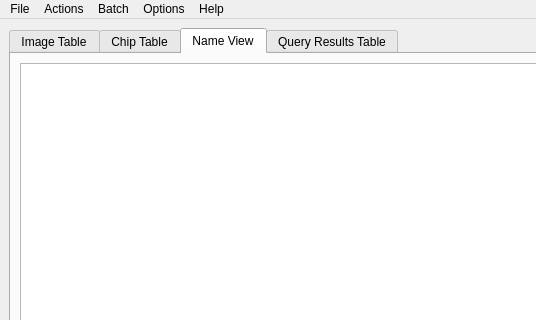
Qt form hsgui/_frontend/MainSkel.ui (Erotemic/hotspotter) before a commit; both pictures show x 0 to 536 and y 0 to 320 of the 1013 by 672 pixel window.
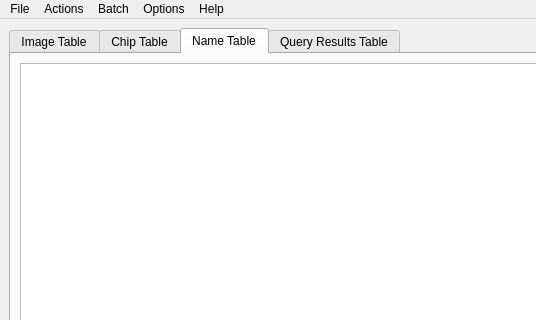
The same form after that commit. The open tabs and pages were chosen to show the change.

The edit to the form file:
```diff
--- a/hsgui/_frontend/MainSkel.ui
+++ b/hsgui/_frontend/MainSkel.ui
@@ -89,7 +89,7 @@
        </widget>
        <widget class="QWidget" name="name_view">
         <attribute name="title">
-         <string>Name View</string>
+         <string>Name Table</string>
         </attribute>
         <layout class="QGridLayout" name="gridLayout">
          <item row="0" column="0">
```
Left out of the diff: 2 changed lines with no effect on the pictures.
